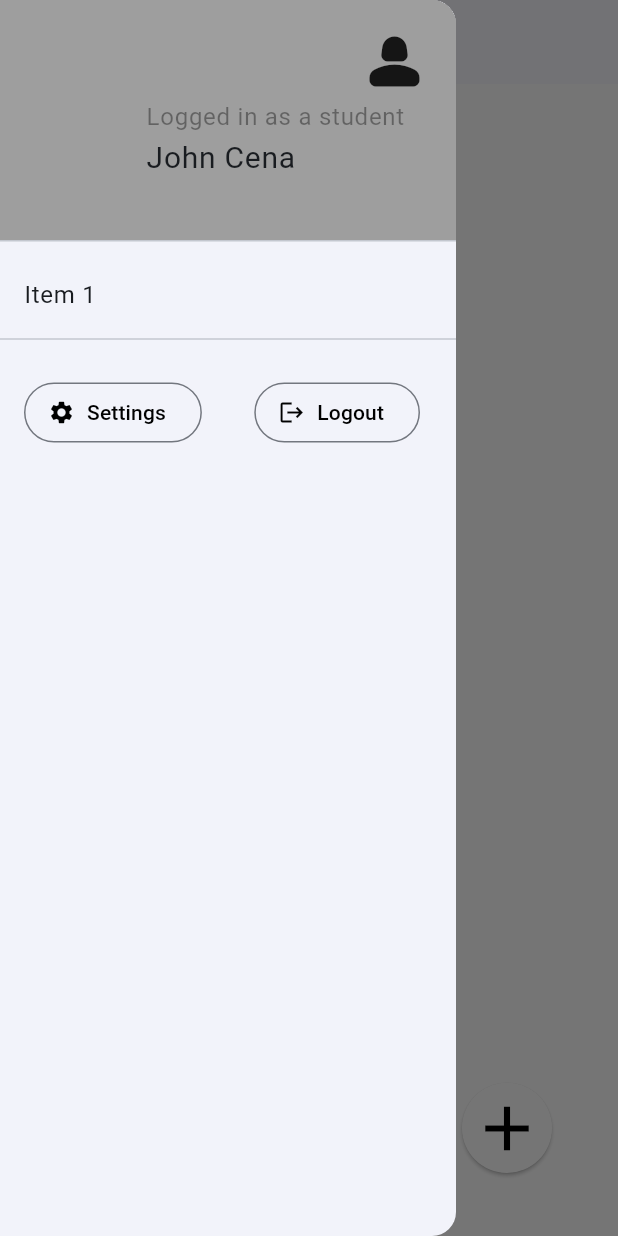
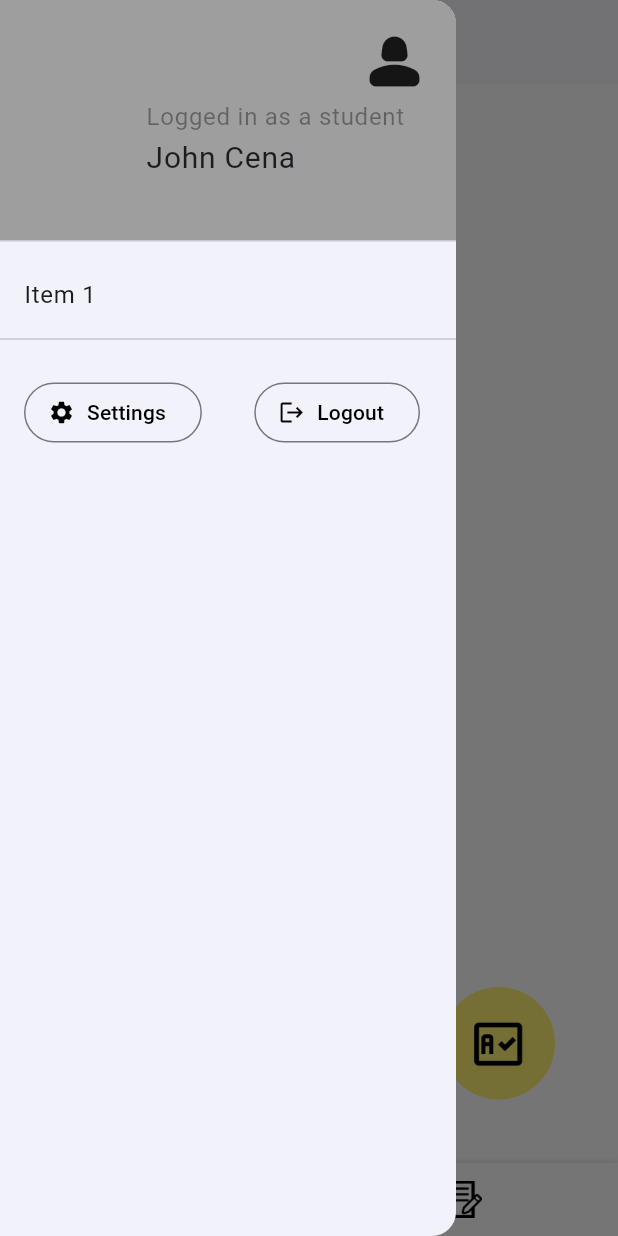
Before and after one commit to JuntadoMathewJames/A-Check, a Flutter app: the MainDashboard screen opened by its route, with the side drawer open, on a phone screen of 412 x 824 dp. Run offline on Flutter 3.47's test engine with Material 2 defaults, Android fonts, the phone set to English and light mode, and no system bars; our stand-ins replace cloud_firestore, firebase_auth, firebase_core, google_sign_in; accounts and stored records are empty.

```diff
--- a/lib/route_generator.dart
+++ b/lib/route_generator.dart
@@ -6,31 +6,41 @@ import 'widgets/mainDashboard.dart';
 import 'widgets/create_class.dart';
 import 'widgets/create_userType.dart';
 import 'widgets/create_accountDetails.dart';
+import 'widgets/homePage.dart';
 class RouteGenerator{
   static Route<dynamic> generateRoute(RouteSettings settings){
     final args = settings.arguments;
 
     switch(settings.name){
       case "/":
-        return MaterialPageRoute(builder: (_) => Login());
+        return MaterialPageRoute(builder: (_) => Home());
+      case "/login":
+        return MaterialPageRoute(builder:(_) => Login());
       case "/dashboard":
         return MaterialPageRoute(builder: (_) => MainDashboard());
       case "/sign_up":
-        if (args is String){
-          return MaterialPageRoute(
-            builder: (_) =>  SignUp(
-              data: args,
-            ),
-          );
-        }
-        return _errorRoute();
+        // if (args is String){
+        //   return MaterialPageRoute(
+        //     builder: (_) =>  SignUp(
+        //       data: args,
+        //     ),
+        //   );
+        // }
+        // return _errorRoute();
+        return MaterialPageRoute(builder: (_) => SignUp());
 
       case "/user_type":
         return MaterialPageRoute(builder: (_) =>  CreateUserType());
       case "/create_class":
         return MaterialPageRoute(builder: (_) =>  CreateClass());
-      case "/settings":
-        return MaterialPageRoute(builder: (_) => CreateAccount());
+      case "/create_account":
+        if (args is String){
+          return MaterialPageRoute(builder: (_) => CreateAccount(
+            data: args,
+          ));
+        }
+        return _errorRoute();
+
         default:
         return _errorRoute();
     }
--- a/lib/widgets/circleButton.dart
+++ b/lib/widgets/circleButton.dart
@@ -7,18 +7,25 @@ class CircleButton extends StatelessWidget {
   @override
   Widget build(BuildContext context) {
     return Container(
-      width: 50.0,
-      height: 50.0,
+      width: 75.0,
+      height: 75.0,
       decoration: BoxDecoration(
         shape: BoxShape.circle,
         color: Colors.yellow[300], // Button background color
       ),
       child: Center(
-        child: Image.asset(
-          'assets/logo.png',
-          width: 50.0 * 0.5, // Adjust image size as needed
-          height: 50.0 * 0.5,
+        child: GestureDetector(
+          onTap: (){
+            Navigator.of(context).pushNamed('/create_class');
+          },
+          child:  Image.asset(
+            'assets/logo.png',
+            width: 75.0 * 0.5, // Adjust image size as needed
+            height: 75.0 * 0.5,
+          ),
         ),
+
+
       ),
     );
   }
--- a/lib/widgets/create_userType.dart
+++ b/lib/widgets/create_userType.dart
@@ -1,11 +1,13 @@
 import 'package:flutter/material.dart';
 
 class CreateUserType extends StatefulWidget {
+
   @override
   _CreateUserTypeState createState() => _CreateUserTypeState();
 }
 
 class _CreateUserTypeState extends State<CreateUserType> {
+
   int _selectedOption = 0;
 
   void _handleOptionChange(int? value) {
@@ -56,9 +58,9 @@ class _CreateUserTypeState extends State<CreateUserType> {
                 child: OutlinedButton(
                   onPressed: () {
                     if(_selectedOption == 1){
-                      Navigator.of(context).pushNamed('/sign_up', arguments: "Teacher");
+                      Navigator.of(context).pushNamed('/create_account', arguments: "Teacher");
                     }else if(_selectedOption == 2){
-                      Navigator.of(context).pushNamed('/sign_up', arguments: "Student");
+                      Navigator.of(context).pushNamed('/create_account', arguments: "Student");
                     }
                     else{
                       showDialog(
--- a/lib/widgets/homePage.dart
+++ b/lib/widgets/homePage.dart
@@ -34,7 +34,7 @@ class Home extends StatelessWidget {
             SizedBox(height: 16.0),
             ElevatedButton(
               onPressed: () {
-                // Handle sign-in button click
+                Navigator.of(context).pushNamed('/login');
               },
               child: Text(
                 'Sign-in',
@@ -47,7 +47,7 @@ class Home extends StatelessWidget {
             SizedBox(height: 10.0),
             ElevatedButton(
               onPressed: () {
-                // Handle create account button click
+                Navigator.of(context).pushNamed('/sign_up');
               },
               child: Text(
                 'Create an Account',
--- a/lib/widgets/mainDashboard.dart
+++ b/lib/widgets/mainDashboard.dart
@@ -1,6 +1,7 @@
 import 'package:flutter/material.dart'; //created by google
 import 'sideBar.dart';
-
+import 'circleButton.dart';
+import 'bottomBar.dart';
 class MainDashboard extends StatelessWidget {
   @override
   Widget build(BuildContext context) {
@@ -25,31 +26,18 @@ class MainDashboard extends StatelessWidget {
               ),
               // Sidebar overlay
               // Bottom round button
-              Align(
+              const Align(
                 alignment: Alignment.bottomRight,
                 child: Padding(
                   padding: EdgeInsets.all(42.0),
-                  child: ElevatedButton(
-                    onPressed: () {
-                      Navigator.of(context).pushNamed('/create_class');
-                    },
-                    child: Icon(
-                      Icons.add, // Black plus sign icon
-                      size: 50.0,
-                      color: Colors.black,
-                    ),
-                    style: ElevatedButton.styleFrom(
-                      shape: CircleBorder(),
-                      padding: EdgeInsets.all(5.0),
-                      primary: Colors.white, // Black background color
-                    ),
-                  ),
+                  child:  CircleButton(),
                 ),
               ),
             ],
           ),
         ),
       ),
+        bottomNavigationBar: const BottomBreadcrumbBar(),
     );
   }
 }
--- a/lib/widgets/sign_in.dart
+++ b/lib/widgets/sign_in.dart
@@ -161,7 +161,7 @@ class Login extends StatelessWidget {
                       ),
                     ),
                     onPressed: () {
-                      Navigator.of(context).pushNamed('/user_type');
+                      Navigator.of(context).pushNamed('/sign_up');
 
                     },
                     child: Text("Sign Up",
```
Also changed, not shown: lib/widgets/classDashboard.dart (+2 -21 lines), lib/widgets/create_accountDetails.dart (+6 -1 lines), lib/widgets/sign_up.dart (+3 -9 lines).
